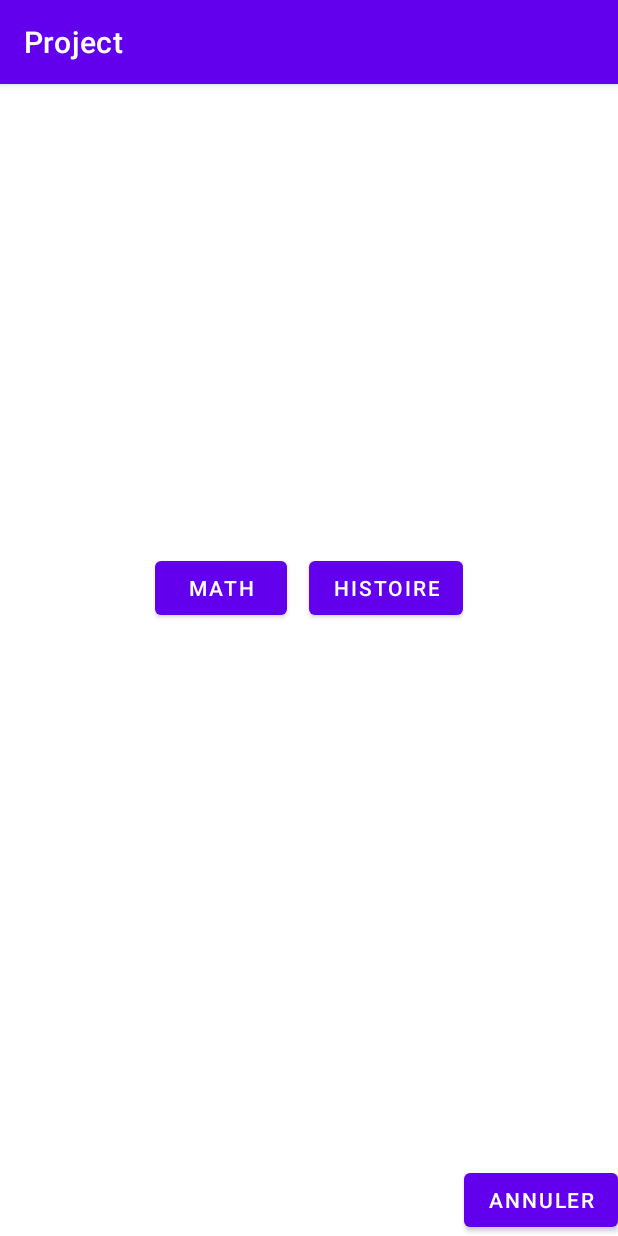
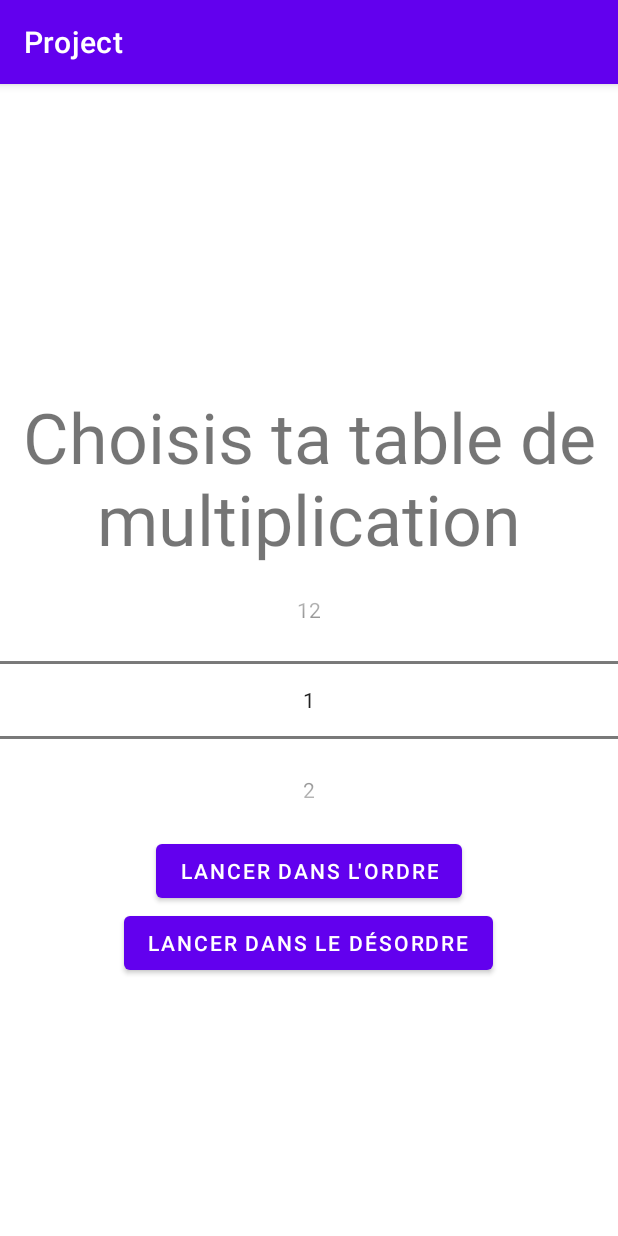
Before and after one commit to vaccras/MobileProject, an Android app: the typeActivity screen opened directly, with no data from a screen before it, after a tap on "MATH", on a phone screen of 412 x 824 dp. Run offline under Robolectric (Android 15) with nearby library versions, the phone set to English and light mode, and no system bars; 1 statement that could not run was skipped.

Commit message:
push activtee histoire et maths pas finit zob

```diff
--- a/project/app/src/main/AndroidManifest.xml
+++ b/project/app/src/main/AndroidManifest.xml
@@ -9,10 +9,13 @@
         android:roundIcon="@mipmap/ic_launcher_round"
         android:supportsRtl="true"
         android:theme="@style/Theme.Project">
-        <activity android:name=".ProfileActivity"></activity>
+        <activity android:name=".HistActivity"></activity>
+        <activity android:name=".ProfileActivity" />
         <activity android:name=".typeActivity" />
         <activity android:name=".compteActivity" />
         <activity android:name=".AddTaskActivity" />
+        <activity android:name=".TableMultipActivity"/>
+        <activity android:name=".Tm_Calculs"/>
         <activity android:name=".MainActivity">
             <intent-filter>
                 <action android:name="android.intent.action.MAIN" />
--- /dev/null
+++ b/project/app/src/main/java/com/example/project/TableMultipActivity.java
@@ -0,0 +1,61 @@
+package com.example.project;
+
+import androidx.appcompat.app.AppCompatActivity;
+
+import android.content.Intent;
+import android.os.Bundle;
+import android.util.Log;
+import android.view.View;
+import android.widget.EditText;
+import android.widget.NumberPicker;
+import java.util.Collections;
+import android.widget.NumberPicker;
+
+import java.util.ArrayList;
+
+public class TableMultipActivity extends AppCompatActivity {
+
+    NumberPicker table_choisie;
+
+    ArrayList<Integer> reponsesAttendu = new ArrayList<>();
+
+
+
+    @Override
+    protected void onCreate(Bundle savedInstanceState) {
+        super.onCreate(savedInstanceState);
+        setContentView(R.layout.activity_table_multip);
+
+
+        table_choisie = findViewById(R.id.TM_picker);
+        table_choisie.setMinValue(1);
+        table_choisie.setMaxValue(12);
+
+        //table_choisie.setOnValueChangedListener(this::onValueChange);
+    }
+
+    NumberPicker.OnValueChangeListener onValueListener = new NumberPicker.OnValueChangeListener() {
+        @Override
+        public void onValueChange(NumberPicker picker, int oldVal, int newVal) {
+
+        }
+    };
+
+    public void TM_lanceTables(View view) {
+
+        Intent intent = new Intent(this, Tm_Calculs.class);
+
+        for (int i =1 ; i<13 ; i++){
+            reponsesAttendu.add(i*(int)table_choisie.getValue());
+        }
+        if (view.getId()==R.id.TM_desordre){
+            Collections.shuffle(reponsesAttendu);
+        }
+
+        intent.putExtra(Tm_Calculs.TABLE_CHOISIE,String.valueOf(table_choisie.getValue()));
+        intent.putExtra(Tm_Calculs.REPONSE, reponsesAttendu);
+        startActivity(intent);
+    }
+
+
+}
--- a/project/app/src/main/java/com/example/project/db/AppDatabase.java
+++ b/project/app/src/main/java/com/example/project/db/AppDatabase.java
@@ -3,9 +3,9 @@ package com.example.project.db;
 import androidx.room.Database;
 import androidx.room.RoomDatabase;
 
-@Database(entities = {Compte.class}, version = 1, exportSchema = false)
+@Database(entities = {Compte.class, Histoire.class} , version = 1, exportSchema = false)
 public abstract class AppDatabase extends RoomDatabase {
 
     public abstract CompteDao compteDao();
-
+    public abstract HistoireDao histoireDao();
 }
--- a/project/app/src/main/java/com/example/project/db/DatabaseClient.java
+++ b/project/app/src/main/java/com/example/project/db/DatabaseClient.java
@@ -54,6 +54,9 @@ public class DatabaseClient {
             db.execSQL("INSERT INTO Compte (prenom, nom, age, calcul, geometrie, culture) VALUES(\"Romain\", \"Favier\",8,15,10,3);");
             db.execSQL("INSERT INTO Compte (prenom, nom, age, calcul, geometrie, culture) VALUES(\"Cloé\", \"Dupuy\",9,5,10,20);");
 
+            db.execSQL("INSERT INTO Histoire (intitulee, question, reponse, aide) VALUES(\"Le bon roi Charlemagne\", \"En qu'elle année à t-il été couronné\",800,\"none\");");
+            db.execSQL("INSERT INTO Histoire (intitulee, question, reponse, aide) VALUES(\"Charle Martel\", \"En qu'elle année à t-il bouté les métèques hors de notre sainte france\",732,\"none\");");
+            db.execSQL("INSERT INTO Histoire (intitulee, question, reponse, aide) VALUES(\"Jeanne pucelle d'Orléans\", \"En qu'elle année à t-elle bouté les rosebeef hors de notre sainte france\",6,\"Quand à t-il été couronné\");");
         }
     };
 }
--- a/project/app/src/main/java/com/example/project/typeActivity.java
+++ b/project/app/src/main/java/com/example/project/typeActivity.java
@@ -32,6 +32,10 @@ public class typeActivity extends AppCompatActivity {
     }
 
     public void MathActivity(View view) {
+
+        Intent intent = new Intent(this, TableMultipActivity.class);
+        startActivity(intent);
+
     }
 
     public void CultureActivity(View view) {
--- /dev/null
+++ b/project/app/src/main/res/layout/activity_table_multip.xml
@@ -0,0 +1,44 @@
+<?xml version="1.0" encoding="utf-8"?>
+<RelativeLayout xmlns:android="http://schemas.android.com/apk/res/android"
+xmlns:app="http://schemas.android.com/apk/res-auto"
+xmlns:tools="http://schemas.android.com/tools"
+android:layout_width="match_parent"
+android:layout_height="match_parent"
+tools:context=".TableMultipActivity"
+android:orientation="vertical"
+android:gravity="center">
+    <LinearLayout
+        android:layout_width="match_parent"
+        android:layout_height="match_parent"
+        android:orientation="vertical"
+        android:gravity="center">
+        <TextView
+            android:layout_width="match_parent"
+            android:layout_height="wrap_content"
+            android:text="Choisis ta table de multiplication"
+            android:gravity="center"
+            android:paddingTop="50px"
+            android:textSize="70px"
+            />
+
+        <NumberPicker
+            android:id="@+id/TM_picker"
+            android:layout_width="match_parent"
+            android:layout_height="wrap_content" />
+
+        <Button
+            android:id="@+id/TM_ordre"
+            android:layout_width="wrap_content"
+            android:layout_height="wrap_content"
+            android:text="Lancer dans l'ordre"
+            android:onClick="TM_lanceTables"/>
+        <Button
+            android:id="@+id/TM_desordre"
+            android:layout_width="wrap_content"
+            android:layout_height="wrap_content"
+            android:text="Lancer dans le désordre"
+            android:onClick="TM_lanceTables"/>
+
+    </LinearLayout>
+
+</RelativeLayout>
```
Also changed, not shown: project/app/src/main/java/com/example/project/HistActivity.java (added, +38 -0 lines), project/app/src/main/java/com/example/project/Tm_Calculs.java (added, +100 -0 lines), project/app/src/main/java/com/example/project/db/Histoire.java (added, +67 -0 lines), project/app/src/main/java/com/example/project/db/HistoireDao.java (added, +33 -0 lines), project/app/src/main/res/layout/activity_hist.xml (added, +25 -0 lines), project/app/src/main/res/layout/activity_tm__calculs.xml (added, +46 -0 lines), 2 other files.
